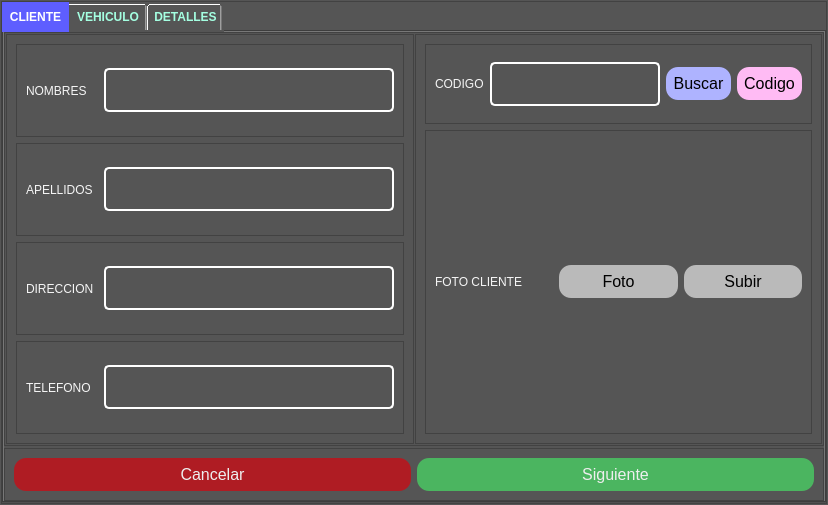
Old version of the form view/ModalRegistro.ui in the repository jhocepSan/deskopCandiaCar.
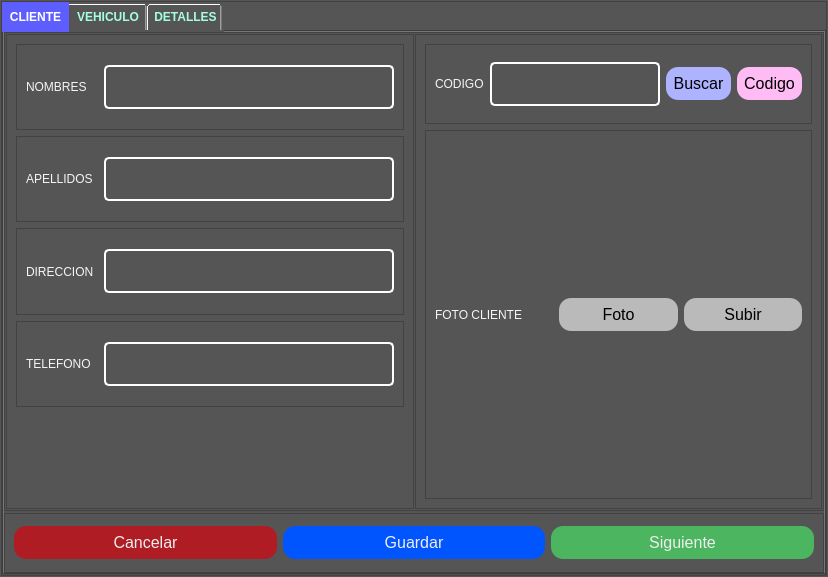
New version of the form. The open tabs and pages were chosen to show the change.

Commit message: registro cliente

Diff of the .ui file:
```diff
--- a/view/ModalRegistro.ui
+++ b/view/ModalRegistro.ui
@@ -7,7 +7,7 @@
     <x>0</x>
     <y>0</y>
     <width>828</width>
-    <height>505</height>
+    <height>577</height>
    </rect>
   </property>
   <property name="windowTitle">
@@ -238,6 +238,17 @@
                   </layout>
                  </widget>
                 </item>
+                <item>
+                 <layout class="QVBoxLayout" name="vL_lb_valid_message">
+                  <item>
+                   <widget class="QLabel" name="lb_valid_message">
+                    <property name="text">
+                     <string/>
+                    </property>
+                   </widget>
+                  </item>
+                 </layout>
+                </item>
                </layout>
               </widget>
              </item>
@@ -395,7 +406,22 @@
               </widget>
              </item>
              <item>
-              <widget class="QPushButton" name="btnGuardarCli">
+              <widget class="QPushButton" name="btnGuardarCliente">
+               <property name="toolTip">
+                <string>&lt;html&gt;&lt;head/&gt;&lt;body&gt;&lt;p&gt;Guardar datos&lt;/p&gt;&lt;/body&gt;&lt;/html&gt;</string>
+               </property>
+               <property name="styleSheet">
+                <string notr="true">QPushButton{
+		background:rgb(0, 85, 255);
+}</string>
+               </property>
+               <property name="text">
+                <string>Guardar</string>
+               </property>
+              </widget>
+             </item>
+             <item>
+              <widget class="QPushButton" name="btnSiguiente">
                <property name="styleSheet">
                 <string notr="true">QPushButton{
 		background:rgb(75, 181, 96);
```
Left out of the diff: 17 changed lines with no effect on the pictures. The commit also changes 1 other file.
